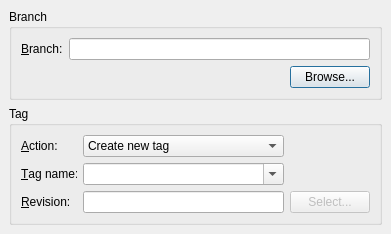
Qt form ui/tag.ui (breezy-team/qbrz) before a commit.
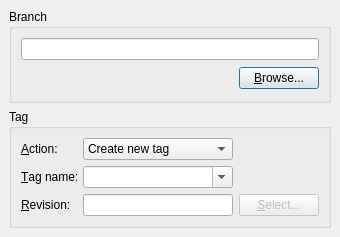
The same form after that commit.

Commit message: changed layout for branch_location

What changed in the file:
```diff
--- a/ui/tag.ui
+++ b/ui/tag.ui
@@ -8,7 +8,7 @@
    <rect>
     <x>0</x>
     <y>0</y>
-    <width>391</width>
+    <width>340</width>
     <height>220</height>
    </rect>
   </property>
@@ -37,36 +37,26 @@
       <string>Branch</string>
      </property>
      <layout class="QGridLayout" >
-      <item row="0" column="0" >
-       <widget class="QLabel" name="label_branch" >
-        <property name="text" >
-         <string>&amp;Branch:</string>
-        </property>
-        <property name="buddy" >
-         <cstring>branch_location</cstring>
-        </property>
-       </widget>
-      </item>
-      <item row="0" column="1" colspan="2" >
+      <item row="0" column="0" colspan="2" >
        <widget class="QLineEdit" name="branch_location" />
       </item>
-      <item row="1" column="1" >
+      <item row="1" column="0" >
        <spacer>
         <property name="orientation" >
          <enum>Qt::Horizontal</enum>
         </property>
         <property name="sizeHint" >
          <size>
-          <width>40</width>
-          <height>20</height>
+          <width>261</width>
+          <height>25</height>
          </size>
         </property>
        </spacer>
       </item>
-      <item row="1" column="2" >
+      <item row="1" column="1" >
        <widget class="QPushButton" name="branch_browse" >
         <property name="text" >
-         <string>Browse...</string>
+         <string>&amp;Browse...</string>
         </property>
        </widget>
       </item>
@@ -150,7 +140,7 @@
          <bool>false</bool>
         </property>
         <property name="text" >
-         <string>Select...</string>
+         <string>&amp;Select...</string>
         </property>
        </widget>
       </item>
```
The commit also changes 1 other file.
